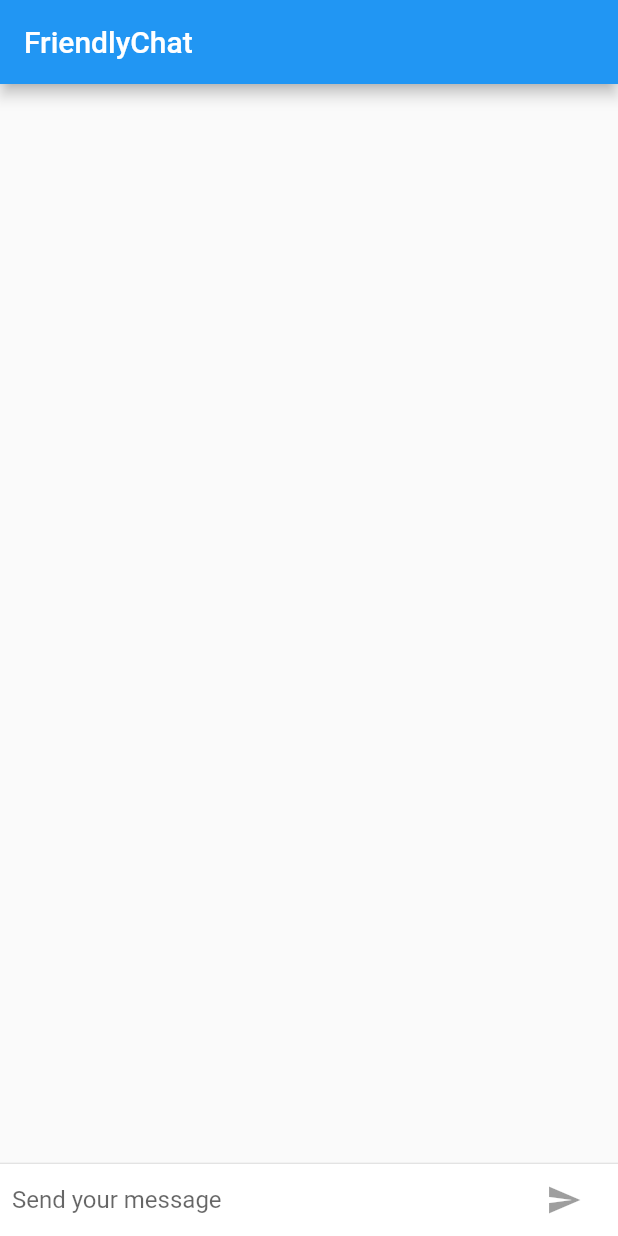
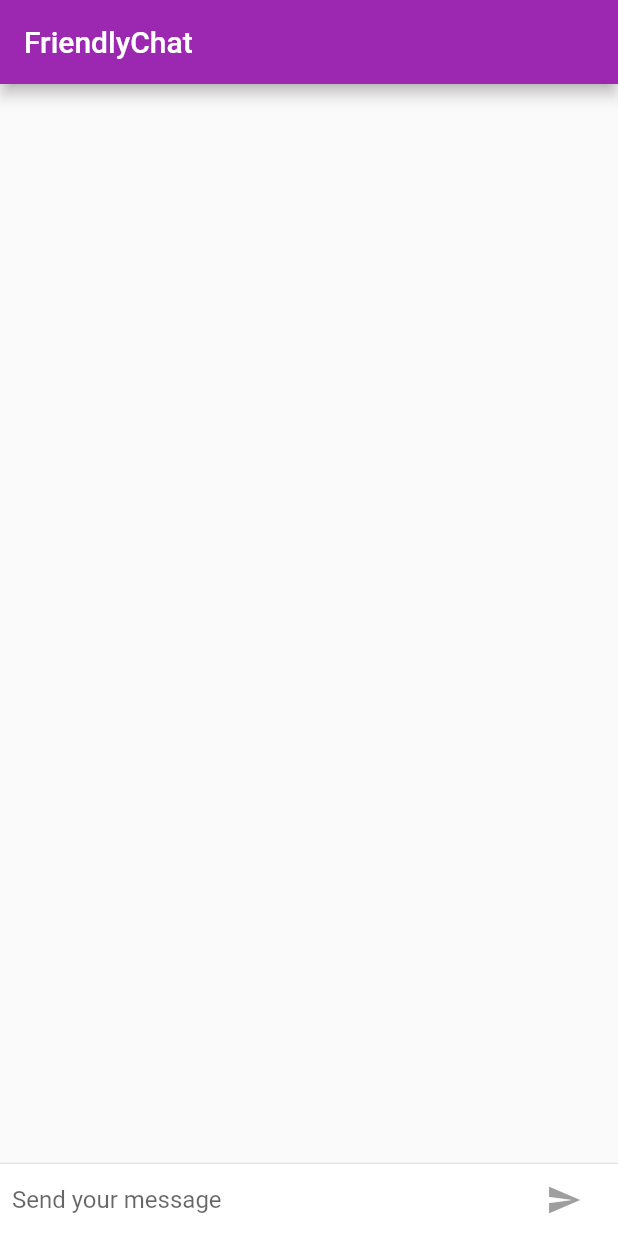
Before and after one commit to Xuffasch/flutter_beautiful_ui, a Flutter app: the screen it shows after launch, on a phone screen of 412 x 824 dp. Run offline on Flutter 3.47's test engine with Material 2 defaults, Android fonts, the phone set to English and light mode, and no system bars.

Commit message:
Added feature 'Beautiful' theme

```diff
--- a/friendlychat/lib/main.dart
+++ b/friendlychat/lib/main.dart
@@ -1,6 +1,24 @@
+import 'package:flutter/foundation.dart';
 import 'package:flutter/material.dart';
+// feature 'Beautiful' theme
+// import Cupertino package
+import 'package:flutter/cupertino.dart';
 
 const String _name = "Tristan";
+
+// feature 'Beautiful' theme
+// Add Apple and Custom theme to the app
+
+final ThemeData kIOSTheme = ThemeData(
+  primarySwatch: Colors.orange,
+  primaryColor: Colors.grey[100],
+  primaryColorBrightness: Brightness.light,
+);
+
+final ThemeData kDefaultTheme = ThemeData(
+  primarySwatch: Colors.purple,
+  accentColor: Colors.orangeAccent[400],
+);
 
 void main() {
   runApp(new FriendlychatApp());
@@ -11,6 +29,10 @@ class FriendlychatApp extends StatelessWidget {
   Widget build(BuildContext context) {
     return MaterialApp(
       title: "Friendlychat",
+      // feature 'Beautiful' theme
+      theme: defaultTargetPlatform == TargetPlatform.iOS
+        ? kIOSTheme
+        : kDefaultTheme,
       home: new ChatScreen(),
     );
   }
@@ -50,11 +72,19 @@ class ChatScreenState extends State<ChatScreen> with TickerProviderStateMixin {
             ),
             Container(
               margin: EdgeInsets.symmetric(horizontal: 4.0),
-              child: IconButton(
+              // feature 'Beautiful' theme
+              // The Send button is differentiated depending on the platform
+              child: Theme.of(context).platform == TargetPlatform.iOS
+                ? CupertinoButton(
+                    child: Text("Send"),
+                    onPressed: _isComposing
+                      ? () => _handleSubmitted(_textController.text)
+                      : null,)
+                : IconButton(
                   icon: Icon(Icons.send),
                   onPressed: _isComposing
                       ? () => _handleSubmitted(_textController.text)
-                      : null),
+                      : null)
             ),
           ],
         ),
@@ -83,7 +113,15 @@ class ChatScreenState extends State<ChatScreen> with TickerProviderStateMixin {
   @override
   Widget build(BuildContext context) {
     return new Scaffold(
-      appBar: new AppBar(title: new Text("FriendlyChat")),
+      // feature 'Beautiful' theme
+      // On Android the app would have a floating effect (i.e. has a shadow)
+      // On iOS, th app bar does not float (i.e. does not show a shadow)
+      appBar: new AppBar(
+        title: new Text("FriendlyChat"),
+        elevation: Theme.of(context).platform == TargetPlatform.iOS
+          ? 0.0
+          : 4.0,
+      ),
       body: Column(
         children: <Widget>[
           Flexible(
```
